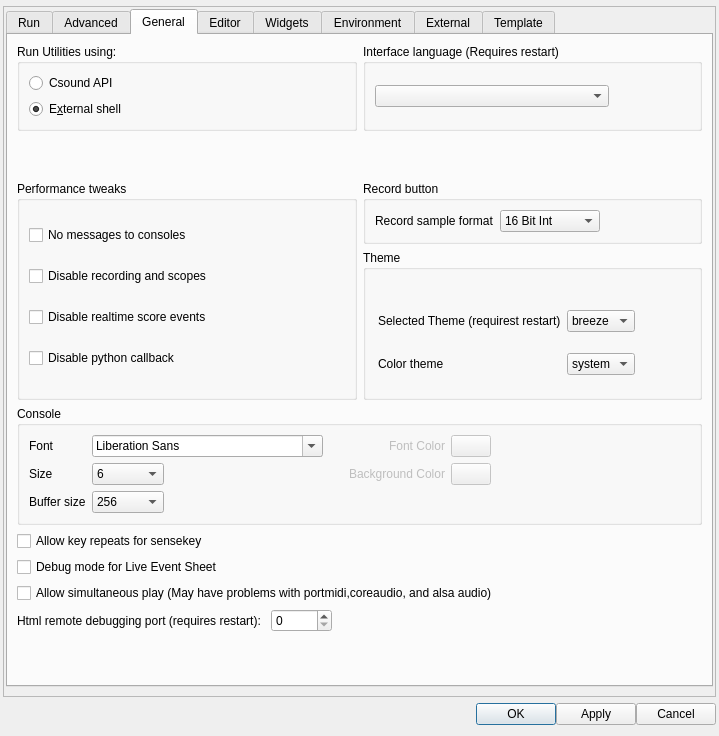
The window that src/configdialog.ui (CsoundQt/CsoundQt) describes before a commit, drawn with Qt 5.
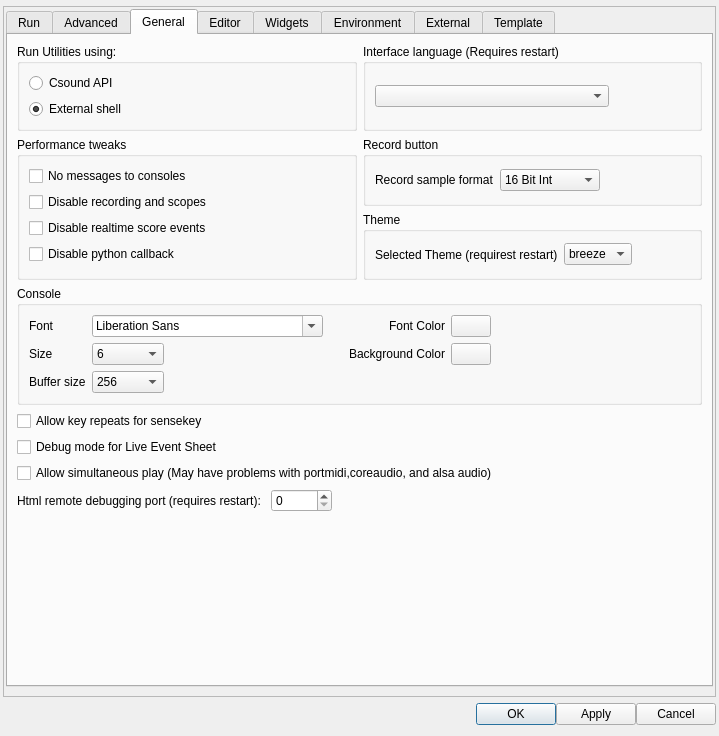
The same window after the commit. The open tabs and pages were chosen to show the change. Icons and pictures are not drawn.

Commit message: reverted cahnges fro dark theme. continued in branch newlook2

What changed in the file:
```diff
--- a/src/configdialog.ui
+++ b/src/configdialog.ui
@@ -88,10 +88,10 @@
      <widget class="QWidget" name="scrollAreaWidgetContents">
       <property name="geometry">
        <rect>
-        <x>-270</x>
+        <x>0</x>
         <y>0</y>
-        <width>959</width>
-        <height>930</height>
+        <width>711</width>
+        <height>687</height>
        </rect>
       </property>
       <layout class="QGridLayout" name="gridLayout_18">
@@ -116,7 +116,7 @@
           <string/>
          </property>
          <property name="currentIndex">
-          <number>2</number>
+          <number>1</number>
          </property>
          <widget class="QWidget" name="tab_2">
           <attribute name="title">
@@ -1169,120 +1169,7 @@
            <string>General</string>
           </attribute>
           <layout class="QGridLayout" name="gridLayout_3">
-           <item row="5" column="0" colspan="2">
-            <layout class="QVBoxLayout" name="verticalLayout_3">
-             <item>
-              <widget class="QCheckBox" name="keyRepeatCheckBox">
-               <property name="text">
-                <string>Allow key repeats for sensekey</string>
-               </property>
-              </widget>
-             </item>
-             <item>
-              <widget class="QCheckBox" name="debugLiveEventsCheckBox">
-               <property name="text">
-                <string>Debug mode for Live Event Sheet</string>
-               </property>
-              </widget>
-             </item>
-             <item>
-              <widget class="QCheckBox" name="simultaneousCheckBox">
-               <property name="layoutDirection">
-                <enum>Qt::LeftToRight</enum>
-               </property>
-               <property name="text">
-                <string>Allow simultaneous play (May have problems with portmidi,coreaudio, and alsa audio) </string>
-               </property>
-              </widget>
-             </item>
-            </layout>
-           </item>
-           <item row="2" column="0" rowspan="2">
-            <widget class="QGroupBox" name="groupBox_14">
-             <property name="title">
-              <string>Performance tweaks</string>
-             </property>
-             <layout class="QVBoxLayout" name="verticalLayout_4">
-              <item>
-               <layout class="QVBoxLayout" name="verticalLayout_5">
-                <item>
-                 <widget class="QCheckBox" name="noMessagesCheckBox">
-                  <property name="text">
-                   <string>No messages to consoles</string>
-                  </property>
-                 </widget>
-                </item>
-                <item>
-                 <widget class="QCheckBox" name="noBufferCheckBox">
-                  <property name="text">
-                   <string>Disable recording and scopes</string>
-                  </property>
-                 </widget>
-                </item>
-                <item>
-                 <widget class="QCheckBox" name="noEventsCheckBox">
-                  <property name="text">
-                   <string>Disable realtime score events</string>
-                  </property>
-                 </widget>
-                </item>
-                <item>
-                 <widget class="QCheckBox" name="noPythonCheckBox">
-                  <property name="text">
-                   <string>Disable python callback</string>
-                  </property>
-                 </widget>
-                </item>
-                <item>
-                 <spacer name="horizontalSpacer_22">
-                  <property name="orientation">
-                   <enum>Qt::Horizontal</enum>
-                  </property>
-                  <property name="sizeHint" stdset="0">
-                   <size>
-                    <width>40</width>
-                    <height>4</height>
-                   </size>
-                  </property>
-                 </spacer>
-                </item>
-               </layout>
-              </item>
-             </layout>
-            </widget>
-           </item>
-           <item row="8" column="0" rowspan="2" colspan="2">
-            <layout class="QHBoxLayout" name="horizontalLayout_9">
-             <item>
-              <widget class="QLabel" name="label_40">
-               <property name="text">
-                <string>Html remote debugging port (requires restart): </string>
-               </property>
-              </widget>
-             </item>
-             <item>
-              <widget class="QSpinBox" name="debugPortSpinBox">
-               <property name="maximum">
-                <number>65536</number>
-               </property>
-              </widget>
-             </item>
-             <item>
-              <spacer name="horizontalSpacer_12">
-               <property name="orientation">
-                <enum>Qt::Horizontal</enum>
-               </property>
-               <property name="sizeHint" stdset="0">
-                <size>
-                 <width>40</width>
-                 <height>20</height>
-                </size>
-               </property>
-              </spacer>
-             </item>
-            </layout>
-           </item>
-           <item row="2" column="1">
+           <item row="1" column="1">
             <widget class="QGroupBox" name="groupBox_9">
              <property name="title">
               <string>Record button</string>
@@ -1352,26 +1239,37 @@
              </layout>
             </widget>
            </item>
-           <item row="0" column="1">
-            <widget class="QGroupBox" name="groupBox_13">
+           <item row="0" column="0">
+            <widget class="QGroupBox" name="groupBox_8">
              <property name="title">
-              <string>Interface language (Requires restart)</string>
+              <string>Run Utilities using:</string>
              </property>
-             <layout class="QVBoxLayout" name="verticalLayout_7">
+             <layout class="QVBoxLayout" name="verticalLayout_6">
               <item>
-               <widget class="QComboBox" name="languageComboBox">
-                <property name="maximumSize">
-                 <size>
-                  <width>234</width>
-                  <height>16777215</height>
-                 </size>
-                </property>
-               </widget>
+               <layout class="QVBoxLayout" name="layout14">
+                <item>
+                 <widget class="QRadioButton" name="ApiRadioButton">
+                  <property name="text">
+                   <string>Csound API</string>
+                  </property>
+                 </widget>
+                </item>
+                <item>
+                 <widget class="QRadioButton" name="ExternalRadioButton">
+                  <property name="text">
+                   <string>External shell</string>
+                  </property>
+                  <property name="checked">
+                   <bool>true</bool>
+                  </property>
+                 </widget>
+                </item>
+               </layout>
               </item>
              </layout>
             </widget>
            </item>
-           <item row="11" column="0">
+           <item row="10" column="0">
             <spacer name="verticalSpacer_3">
              <property name="orientation">
               <enum>Qt::Vertical</enum>
@@ -1384,100 +1282,7 @@
              </property>
             </spacer>
            </item>
-           <item row="3" column="1">
-            <widget class="QGroupBox" name="groupBox">
-             <property name="minimumSize">
-              <size>
-               <width>0</width>
-               <height>150</height>
-              </size>
-             </property>
-             <property name="title">
-              <string>Theme</string>
-             </property>
-             <widget class="QWidget" name="layoutWidget">
-              <property name="geometry">
-               <rect>
-                <x>15</x>
-                <y>45</y>
-                <width>503</width>
-                <height>96</height>
-               </rect>
-              </property>
-              <layout class="QGridLayout" name="gridLayout_16">
-               <item row="0" column="1">
-                <widget class="QComboBox" name="themeComboBox">
-                 <item>
-                  <property name="text">
-                   <string>breeze</string>
-                  </property>
-                 </item>
-                 <item>
-                  <property name="text">
-                   <string>boring</string>
-                  </property>
-                 </item>
-                 <item>
-                  <property name="text">
-                   <string>fun</string>
-                  </property>
-                 </item>
-                </widget>
-               </item>
-               <item row="1" column="0">
-                <widget class="QLabel" name="label_42">
-                 <property name="text">
-                  <string>Color theme</string>
-                 </property>
-                </widget>
-               </item>
-               <item row="1" column="1">
-                <widget class="QComboBox" name="colorSchemeComboBox">
-                 <item>
-                  <property name="text">
-                   <string>system</string>
-                  </property>
-                 </item>
-                 <item>
-                  <property name="text">
-                   <string>light</string>
-                  </property>
-                 </item>
-                 <item>
-                  <property name="text">
-                   <string>dark</string>
-                  </property>
-                 </item>
-                </widget>
-               </item>
-               <item row="0" column="0">
-                <widget class="QLabel" name="label_31">
-                 <property name="text">
-                  <string>Selected Theme (requirest restart)</string>
-                 </property>
-                 <property name="alignment">
-                  <set>Qt::AlignLeading|Qt::AlignLeft|Qt::AlignVCenter</set>
-                 </property>
-                </widget>
-               </item>
-               <item row="0" column="2">
-                <spacer name="horizontalSpacer_20">
-                 <property name="orientation">
-                  <enum>Qt::Horizontal</enum>
-                 </property>
-                 <property name="sizeHint" stdset="0">
-                  <size>
-                   <width>40</width>
-                   <height>20</height>
-                  </size>
-                 </property>
-                </spacer>
-               </item>
-              </layout>
-             </widget>
-            </widget>
-           </item>
-           <item row="4" column="0" colspan="2">
+           <item row="3" column="0" colspan="2">
             <widget class="QGroupBox" name="groupBox_6">
              <property name="title">
               <string>Console</string>
@@ -1492,6 +1297,36 @@
                   </property>
                  </widget>
                 </item>
+                <item row="0" column="5">
+                 <widget class="QPushButton" name="consoleFontColorPushButton">
+                  <property name="enabled">
+                   <bool>true</bool>
+                  </property>
+                  <property name="text">
+                   <string/>
+                  </property>
+                 </widget>
+                </item>
+                <item row="0" column="4">
+                 <widget class="QLabel" name="label_23">
+                  <property name="text">
+                   <string>Font Color</string>
+                  </property>
+                  <property name="alignment">
+                   <set>Qt::AlignRight|Qt::AlignTrailing|Qt::AlignVCenter</set>
+                  </property>
+                 </widget>
+                </item>
+                <item row="1" column="4">
+                 <widget class="QLabel" name="label_24">
+                  <property name="text">
+                   <string>Background Color</string>
+                  </property>
+                  <property name="alignment">
+                   <set>Qt::AlignRight|Qt::AlignTrailing|Qt::AlignVCenter</set>
+                  </property>
+                 </widget>
+                </item>
                 <item row="1" column="2">
                  <spacer name="horizontalSpacer_19">
                   <property name="orientation">
@@ -1505,6 +1340,16 @@
                   </property>
                  </spacer>
                 </item>
+                <item row="1" column="5">
+                 <widget class="QPushButton" name="consoleBgColorPushButton">
+                  <property name="enabled">
+                   <bool>true</bool>
+                  </property>
+                  <property name="text">
+                   <string/>
+                  </property>
+                 </widget>
+                </item>
                 <item row="0" column="0">
                  <widget class="QLabel" name="label_11">
                   <property name="text">
@@ -1628,6 +1473,9 @@
                   </property>
                  </widget>
                 </item>
+                <item row="0" column="1" colspan="2">
+                 <widget class="QFontComboBox" name="consoleFontComboBox"/>
+                </item>
                 <item row="1" column="3">
                  <spacer name="horizontalSpacer_3">
                   <property name="orientation">
@@ -1644,55 +1492,6 @@
                   </property>
                  </spacer>
                 </item>
-                <item row="0" column="1" colspan="2">
-                 <widget class="QFontComboBox" name="consoleFontComboBox"/>
-                </item>
-                <item row="1" column="5">
-                 <widget class="QPushButton" name="consoleBgColorPushButton">
-                  <property name="enabled">
-                   <bool>false</bool>
-                  </property>
-                  <property name="text">
-                   <string/>
-                  </property>
-                 </widget>
-                </item>
-                <item row="0" column="5">
-                 <widget class="QPushButton" name="consoleFontColorPushButton">
-                  <property name="enabled">
-                   <bool>false</bool>
-                  </property>
-                  <property name="text">
-                   <string/>
-                  </property>
-                 </widget>
-                </item>
-                <item row="1" column="4">
-                 <widget class="QLabel" name="label_24">
-                  <property name="enabled">
-                   <bool>false</bool>
-                  </property>
-                  <property name="text">
-                   <string>Background Color</string>
-                  </property>
-                  <property name="alignment">
-                   <set>Qt::AlignRight|Qt::AlignTrailing|Qt::AlignVCenter</set>
-                  </property>
-                 </widget>
-                </item>
-                <item row="0" column="4">
-                 <widget class="QLabel" name="label_23">
-                  <property name="enabled">
-                   <bool>false</bool>
-                  </property>
-                  <property name="text">
-                   <string>Font Color</string>
-                  </property>
-                  <property name="alignment">
-                   <set>Qt::AlignRight|Qt::AlignTrailing|Qt::AlignVCenter</set>
-                  </property>
-                 </widget>
-                </item>
                </layout>
               </item>
               <item row="0" column="1">
@@ -1711,48 +1510,188 @@
              </layout>
             </widget>
            </item>
-           <item row="0" column="0">
-            <widget class="QGroupBox" name="groupBox_8">
+           <item row="4" column="0" colspan="2">
+            <layout class="QVBoxLayout" name="verticalLayout_3">
+             <item>
+              <widget class="QCheckBox" name="keyRepeatCheckBox">
+               <property name="text">
+                <string>Allow key repeats for sensekey</string>
+               </property>
+              </widget>
+             </item>
+             <item>
+              <widget class="QCheckBox" name="debugLiveEventsCheckBox">
+               <property name="text">
+                <string>Debug mode for Live Event Sheet</string>
+               </property>
+              </widget>
+             </item>
+             <item>
+              <widget class="QCheckBox" name="simultaneousCheckBox">
+               <property name="layoutDirection">
+                <enum>Qt::LeftToRight</enum>
+               </property>
+               <property name="text">
+                <string>Allow simultaneous play (May have problems with portmidi,coreaudio, and alsa audio) </string>
+               </property>
+              </widget>
+             </item>
+            </layout>
+           </item>
+           <item row="1" column="0" rowspan="2">
+            <widget class="QGroupBox" name="groupBox_14">
              <property name="title">
-              <string>Run Utilities using:</string>
+              <string>Performance tweaks</string>
              </property>
-             <layout class="QVBoxLayout" name="verticalLayout_6">
+             <layout class="QVBoxLayout" name="verticalLayout_4">
               <item>
-               <layout class="QVBoxLayout" name="layout14">
+               <layout class="QVBoxLayout" name="verticalLayout_5">
                 <item>
-                 <widget class="QRadioButton" name="ApiRadioButton">
+                 <widget class="QCheckBox" name="noMessagesCheckBox">
                   <property name="text">
-                   <string>Csound API</string>
+                   <string>No messages to consoles</string>
                   </property>
                  </widget>
                 </item>
                 <item>
-                 <widget class="QRadioButton" name="ExternalRadioButton">
+                 <widget class="QCheckBox" name="noBufferCheckBox">
                   <property name="text">
-                   <string>E&amp;xternal shell</string>
+                   <string>Disable recording and scopes</string>
                   </property>
-                  <property name="checked">
-                   <bool>true</bool>
+                 </widget>
+                </item>
+                <item>
+                 <widget class="QCheckBox" name="noEventsCheckBox">
+                  <property name="text">
+                   <string>Disable realtime score events</string>
                   </property>
                  </widget>
                 </item>
+                <item>
+                 <widget class="QCheckBox" name="noPythonCheckBox">
+                  <property name="text">
+                   <string>Disable python callback</string>
+                  </property>
+                 </widget>
+                </item>
+                <item>
+                 <spacer name="horizontalSpacer_22">
+                  <property name="orientation">
+                   <enum>Qt::Horizontal</enum>
+                  </property>
+                  <property name="sizeHint" stdset="0">
+                   <size>
+                    <width>40</width>
+                    <height>4</height>
+                   </size>
+                  </property>
+                 </spacer>
+                </item>
                </layout>
               </item>
              </layout>
             </widget>
            </item>
-           <item row="1" column="0">
-            <spacer name="verticalSpacer_4">
-             <property name="orientation">
-              <enum>Qt::Vertical</enum>
+           <item row="7" column="0" rowspan="2" colspan="2">
+            <layout class="QHBoxLayout" name="horizontalLayout_9">
+             <item>
+              <widget class="QLabel" name="label_40">
+               <property name="text">
+                <string>Html remote debugging port (requires restart): </string>
+               </property>
+              </widget>
+             </item>
+             <item>
+              <widget class="QSpinBox" name="debugPortSpinBox">
+               <property name="maximum">
+                <number>65536</number>
+               </property>
+              </widget>
+             </item>
+             <item>
+              <spacer name="horizontalSpacer_12">
+               <property name="orientation">
+                <enum>Qt::Horizontal</enum>
+               </property>
+               <property name="sizeHint" stdset="0">
+                <size>
+                 <width>40</width>
+                 <height>20</height>
+                </size>
+               </property>
+              </spacer>
+             </item>
+            </layout>
+           </item>
+           <item row="0" column="1">
+            <widget class="QGroupBox" name="groupBox_13">
+             <property name="title">
+              <string>Interface language (Requires restart)</string>
              </property>
-             <property name="sizeHint" stdset="0">
-              <size>
-               <width>20</width>
-               <height>40</height>
-              </size>
+             <layout class="QVBoxLayout" name="verticalLayout_7">
+              <item>
+               <widget class="QComboBox" name="languageComboBox">
+                <property name="maximumSize">
+                 <size>
+                  <width>234</width>
+                  <height>16777215</height>
+                 </size>
+                </property>
+               </widget>
+              </item>
+             </layout>
+            </widget>
+           </item>
+           <item row="2" column="1">
+            <widget class="QGroupBox" name="groupBox">
+             <property name="title">
+              <string>Theme</string>
              </property>
-            </spacer>
+             <layout class="QHBoxLayout" name="horizontalLayout_6">
+              <item>
+               <widget class="QLabel" name="label_31">
+                <property name="text">
+                 <string>Selected Theme (requirest restart)</string>
+                </property>
+                <property name="alignment">
+                 <set>Qt::AlignLeading|Qt::AlignLeft|Qt::AlignVCenter</set>
+                </property>
+               </widget>
+              </item>
+              <item>
+               <widget class="QComboBox" name="themeComboBox">
+                <item>
+                 <property name="text">
+                  <string>breeze</string>
+                 </property>
+                </item>
+                <item>
+                 <property name="text">
+                  <string>boring</string>
+                 </property>
+                </item>
+                <item>
+                 <property name="text">
+                  <string>fun</string>
+                 </property>
+                </item>
+               </widget>
+              </item>
+              <item>
+               <spacer name="horizontalSpacer_20">
+                <property name="orientation">
+                 <enum>Qt::Horizontal</enum>
+                </property>
+                <property name="sizeHint" stdset="0">
+                 <size>
+                  <width>40</width>
+                  <height>20</height>
+                 </size>
+                </property>
+               </spacer>
+              </item>
+             </layout>
+            </widget>
            </item>
           </layout>
          </widget>
```
The commit also changes 39 other files.
